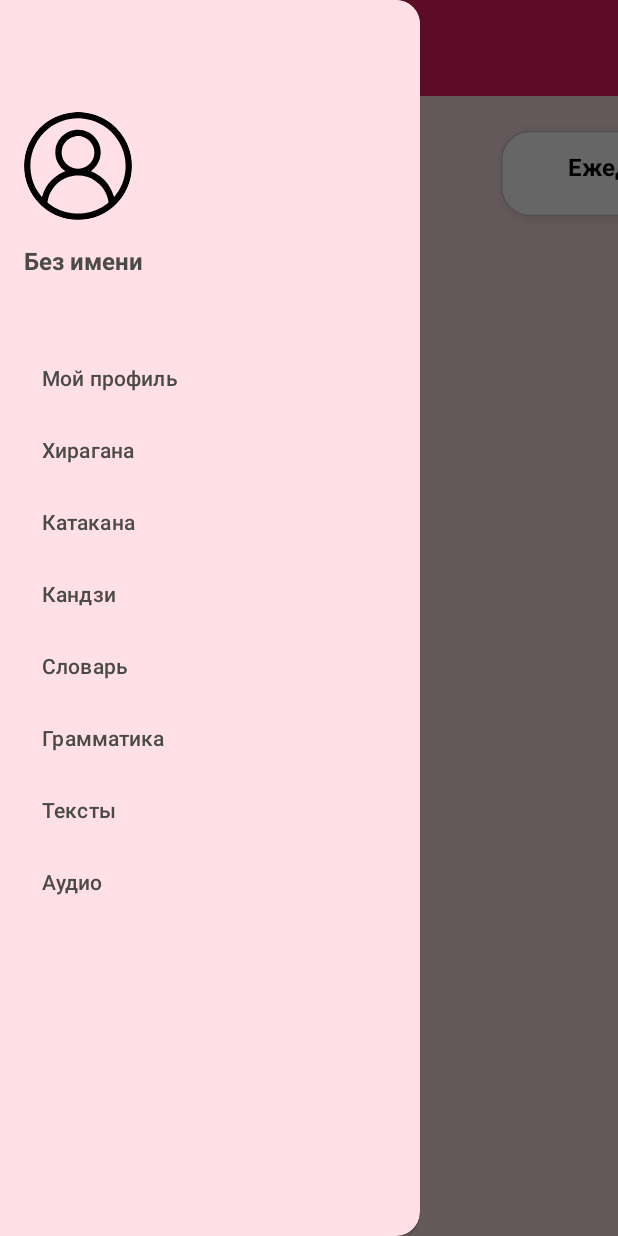
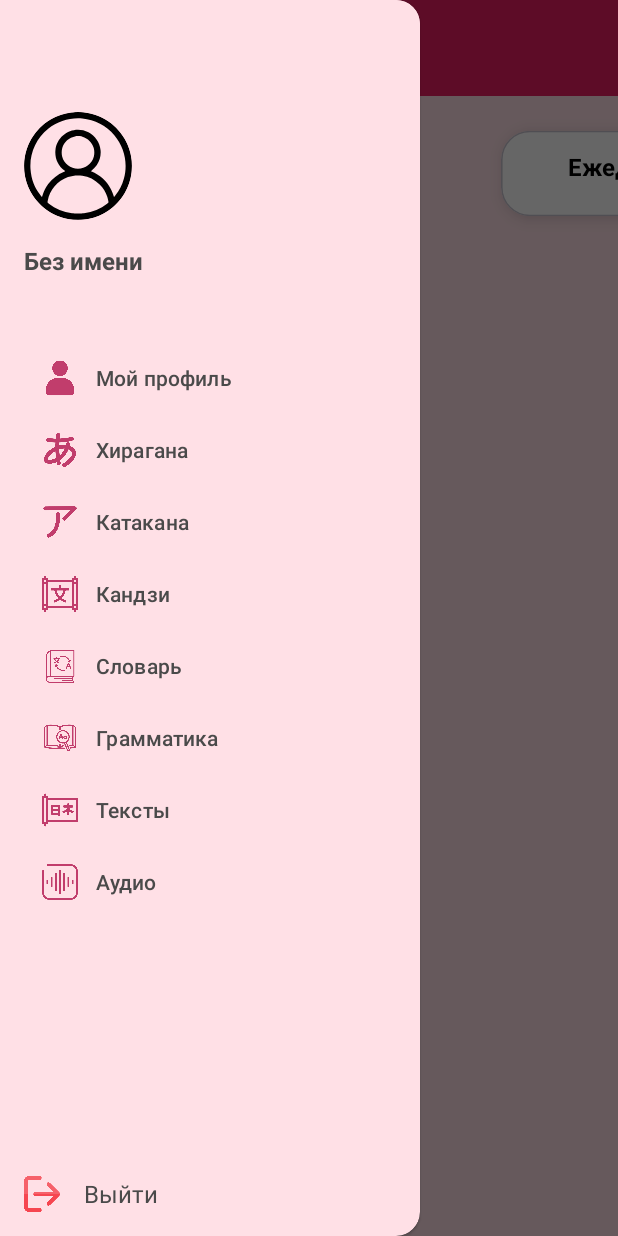
Before and after one commit to AkameV5/Japanese-self-study-guide, an Android app: the screen it shows after launch once a user with an empty profile is signed in (MainActivity), with the side drawer open, on a phone screen of 412 x 824 dp. Run offline under Robolectric (Android 15) with nearby library versions, the phone set to English and light mode, and no system bars; our stand-ins replace Firebase (no records; nobody signed in at launch, a user with empty details on screens opened directly), Picasso.

Commit message:
MeinProject2.1

```diff
--- a/app/src/main/java/com/example/japanese_self_study_guide/main_profile/MainActivity.java
+++ b/app/src/main/java/com/example/japanese_self_study_guide/main_profile/MainActivity.java
@@ -22,6 +22,7 @@ import com.example.japanese_self_study_guide.hiragana_katakana.KatakanaGroupProv
 import com.example.japanese_self_study_guide.kanji.ExerciseGroup;
 import com.example.japanese_self_study_guide.kanji.GroupsProvider;
 import com.example.japanese_self_study_guide.kanji.KanjiExercisesActivity;
+import com.example.japanese_self_study_guide.login_and_registration.Login;
 import com.example.japanese_self_study_guide.main_profile.ProgressManager;
 import com.example.japanese_self_study_guide.main_profile.TotalManager;
 
@@ -108,6 +109,15 @@ public class MainActivity extends AppCompatActivity {
 
         drawerLayout = findViewById(R.id.drawer_layout);
         navigationView = findViewById(R.id.navigation_view);
+
+        LinearLayout logoutContainer = navigationView.findViewById(R.id.nav_logout_container);
+        logoutContainer.setOnClickListener(v -> {
+            FirebaseAuth.getInstance().signOut();
+            Intent intent = new Intent(MainActivity.this, Login.class);
+            intent.setFlags(Intent.FLAG_ACTIVITY_NEW_TASK | Intent.FLAG_ACTIVITY_CLEAR_TASK);
+            startActivity(intent);
+        });
+
 
         mainContent = findViewById(R.id.fragment_container);
         loadDailyRecommendations();
@@ -732,7 +742,10 @@ public class MainActivity extends AppCompatActivity {
 
         Intent intent = new Intent(this, DailyReminderWorker.class);
         PendingIntent pendingIntent = PendingIntent.getBroadcast(
-                this, 0, intent, PendingIntent.FLAG_UPDATE_CURRENT
+                this,
+                0,
+                intent,
+                PendingIntent.FLAG_UPDATE_CURRENT | PendingIntent.FLAG_IMMUTABLE
         );
 
         AlarmManager alarmManager = (AlarmManager) getSystemService(ALARM_SERVICE);
--- a/app/src/main/res/layout/activity_main.xml
+++ b/app/src/main/res/layout/activity_main.xml
@@ -67,7 +67,6 @@
         </com.google.android.material.card.MaterialCardView>
     </LinearLayout>
 
-    <!-- Навигационное меню -->
     <com.google.android.material.navigation.NavigationView
         android:id="@+id/navigation_view"
         android:layout_width="280dp"
@@ -79,6 +78,34 @@
         android:fitsSystemWindows="true"
         app:itemTextColor="@color/textDark"
         app:itemIconTint="@color/accentPinkDark"
-        app:itemRippleColor="@color/pinkBackground" />
+        app:itemRippleColor="@color/pinkBackground">
+
+        <LinearLayout
+            android:id="@+id/nav_logout_container"
+            android:layout_width="match_parent"
+            android:layout_height="wrap_content"
+            android:orientation="horizontal"
+            android:gravity="center_vertical"
+            android:padding="16dp"
+            android:layout_gravity="bottom"
+            android:clickable="true"
+            android:focusable="true">
+
+            <ImageView
+                android:layout_width="24dp"
+                android:layout_height="24dp"
+                android:src="@drawable/ic_logout"
+                android:layout_marginEnd="16dp"/>
+
+            <TextView
+                android:id="@+id/nav_logout_text"
+                android:layout_width="wrap_content"
+                android:layout_height="wrap_content"
+                android:text="Выйти"
+                android:textSize="16sp"
+                android:textColor="@color/textDark"/>
+        </LinearLayout>
+    </com.google.android.material.navigation.NavigationView>
+
 
 </androidx.drawerlayout.widget.DrawerLayout>
--- a/app/src/main/res/menu/navig_menu.xml
+++ b/app/src/main/res/menu/navig_menu.xml
@@ -4,28 +4,36 @@
     <group android:checkableBehavior="single">
 
         <item android:id="@+id/nav_profile"
-            android:title="Мой профиль" />
+            android:title="Мой профиль"
+            android:icon="@drawable/ic_profile"/>
 
         <item android:id="@+id/nav_hiragana"
-            android:title="Хирагана" />
+            android:title="Хирагана"
+            android:icon="@drawable/ic_hiragana"/>
 
         <item android:id="@+id/nav_katakana"
-            android:title="Катакана" />
+            android:title="Катакана"
+            android:icon="@drawable/ic_katakana" />
 
         <item android:id="@+id/nav_kanji"
-            android:title="Кандзи" />
+            android:title="Кандзи"
+            android:icon="@drawable/ic_kanji"/>
 
         <item android:id="@+id/nav_dictionary"
-            android:title="Словарь" />
+            android:title="Словарь"
+            android:icon="@drawable/ic_dictionary"/>
 
         <item android:id="@+id/nav_grammar"
-            android:title="Грамматика" />
+            android:title="Грамматика"
+            android:icon="@drawable/ic_grammar"/>
 
         <item android:id="@+id/nav_texts"
-            android:title="Тексты" />
+            android:title="Тексты"
+            android:icon="@drawable/ic_text"/>
 
         <item android:id="@+id/nav_audio"
-            android:title="Аудио" />
+            android:title="Аудио"
+            android:icon="@drawable/ic_audio"/>
 
     </group>
 </menu>
```
Also changed, not shown: app/src/main/res/layout/nav_footer_logout.xml (added, +28 -0 lines), app/src/main/res/drawable/ic_audio.png (added), app/src/main/res/drawable/ic_dictionary.png (added), app/src/main/res/drawable/ic_grammar.png (added), app/src/main/res/drawable/ic_hiragana.png (added), app/src/main/res/drawable/ic_kanji.png (added), app/src/main/res/drawable/ic_katakana.png (added), app/src/main/res/drawable/ic_logout.png (added), app/src/main/res/drawable/ic_profile.png (added), app/src/main/res/drawable/ic_text.png (added).
